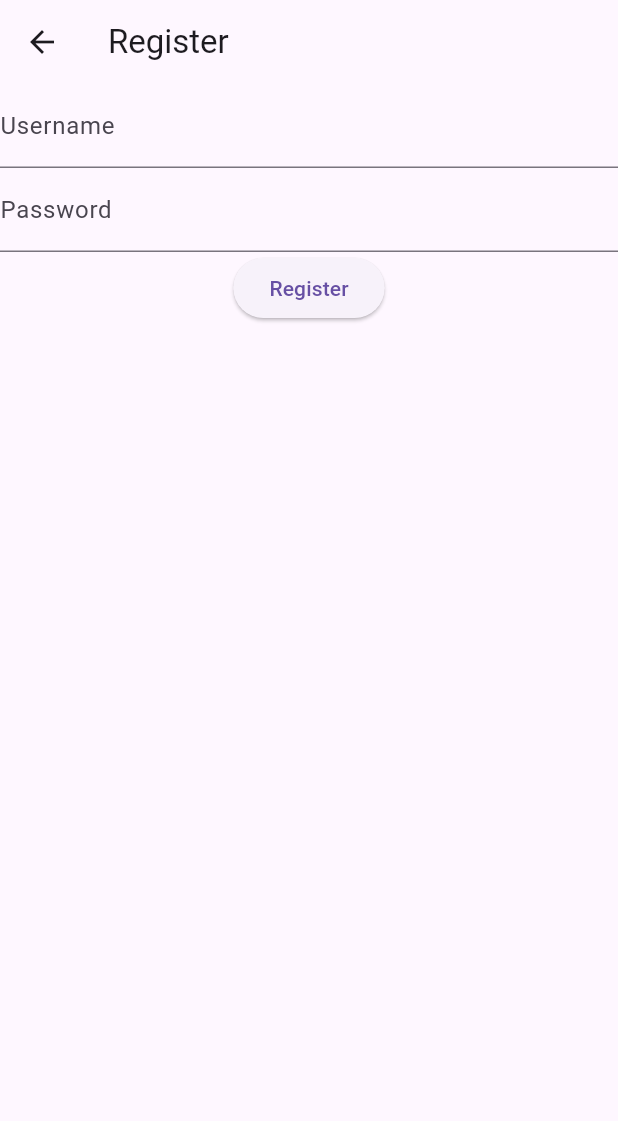
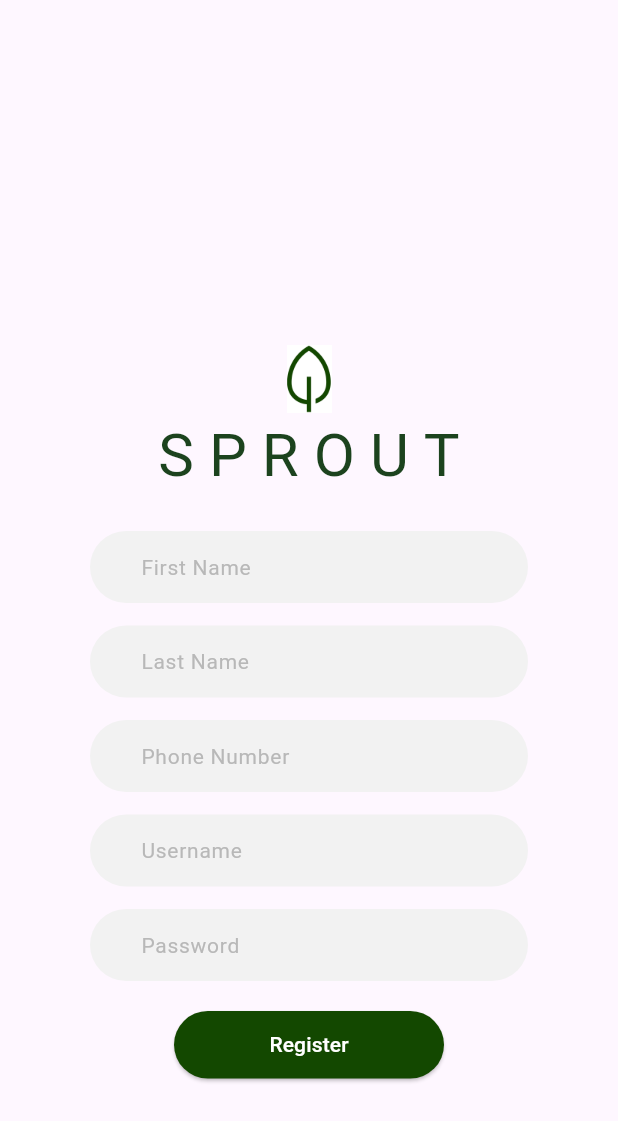
Before and after one commit to etadesse2/Sprout, a Flutter app: the RegistrationScreen screen opened directly, on a phone screen of 412 x 824 dp. Shown: the top 1121 px of the screen. Run offline on Flutter 3.47's test engine with Material 3 defaults, Android fonts, the phone set to English and light mode, and no system bars; our stand-ins replace shared_preferences; accounts and stored records are empty.

Commit message:
register screen ui and layout added, functionality of button and navigation added

```diff
--- a/sprouts/lib/registration_screen.dart
+++ b/sprouts/lib/registration_screen.dart
@@ -1,5 +1,6 @@
 import 'package:flutter/material.dart';
 import 'package:shared_preferences/shared_preferences.dart';
+import 'package:sprouts/home_screen.dart';
 import 'login_screen.dart'; // Adjust the import path as necessary
 
 class RegistrationScreen extends StatelessWidget {
@@ -14,30 +15,159 @@ class RegistrationScreen extends StatelessWidget {
     await prefs.setString('password', _passwordController.text);
     Navigator.pushReplacement(
       context,
-      MaterialPageRoute(builder: (context) => LoginScreen()),
+      MaterialPageRoute(builder: (context) => HomeScreen()),
     );
   }
 
   @override
   Widget build(BuildContext context) {
     return Scaffold(
-      appBar: AppBar(title: Text('Register')),
-      body: Column(
+      body: SingleChildScrollView(
+        child: Padding(
+          padding: const EdgeInsets.only(left: 60, right: 60),
+          child: Center(
+            child: Column(
               children: <Widget>[
+                const Padding(
+                  padding: EdgeInsets.only(top: 230),
+                  child: Image(
+                    image: AssetImage('assets/images/leaf.png'),
+                    height: 45,
+                    width: 30,
+                  ),
+                ),
+                const Padding(
+                  padding: EdgeInsets.only(bottom: 22.0),
+                  child: Text(
+                    'SPROUT',
+                    style: TextStyle(
+                        letterSpacing: 10,
+                        fontSize: 40,
+                        color: Color.fromARGB(255, 28, 67, 30)),
+                  ),
+                ),
+                TextField(
+                  decoration: InputDecoration(
+                    border: const OutlineInputBorder(),
+                    hintText: 'First Name',
+                    contentPadding: const EdgeInsets.only(left: 30),
+                    hintStyle:
+                        const TextStyle(fontSize: 14, color: Color(0xFFB8B8B8)),
+                    filled: true,
+                    fillColor: const Color(0xFFF2F2F2),
+                    enabledBorder: OutlineInputBorder(
+                      borderRadius: BorderRadius.circular(40),
+                      borderSide: BorderSide.none,
+                    ),
+                    focusedBorder: OutlineInputBorder(
+                        borderRadius: BorderRadius.circular(25),
+                        borderSide: const BorderSide(color: Color(0xFF134800))),
+                  ),
+                ),
+                const SizedBox(
+                  height: 15,
+                ),
+                TextField(
+                  decoration: InputDecoration(
+                    border: const OutlineInputBorder(),
+                    hintText: 'Last Name',
+                    contentPadding: const EdgeInsets.only(left: 30),
+                    hintStyle:
+                        const TextStyle(fontSize: 14, color: Color(0xFFB8B8B8)),
+                    filled: true,
+                    fillColor: const Color(0xFFF2F2F2),
+                    enabledBorder: OutlineInputBorder(
+                      borderRadius: BorderRadius.circular(40),
+                      borderSide: BorderSide.none,
+                    ),
+                    focusedBorder: OutlineInputBorder(
+                        borderRadius: BorderRadius.circular(25),
+                        borderSide: const BorderSide(color: Color(0xFF134800))),
+                  ),
+                ),
+                const SizedBox(
+                  height: 15,
+                ),
+                TextField(
+                  decoration: InputDecoration(
+                    border: const OutlineInputBorder(),
+                    hintText: 'Phone Number',
+                    contentPadding: const EdgeInsets.only(left: 30),
+                    hintStyle:
+                        const TextStyle(fontSize: 14, color: Color(0xFFB8B8B8)),
+                    filled: true,
+                    fillColor: const Color(0xFFF2F2F2),
+                    enabledBorder: OutlineInputBorder(
+                      borderRadius: BorderRadius.circular(40),
+                      borderSide: BorderSide.none,
+                    ),
+                    focusedBorder: OutlineInputBorder(
+                        borderRadius: BorderRadius.circular(25),
+                        borderSide: const BorderSide(color: Color(0xFF134800))),
+                  ),
+                ),
+                const SizedBox(
+                  height: 15,
+                ),
                 TextField(
                   controller: _usernameController,
-            decoration: InputDecoration(labelText: 'Username'),
+                  decoration: InputDecoration(
+                    border: const OutlineInputBorder(),
+                    hintText: 'Username',
+                    contentPadding: const EdgeInsets.only(left: 30),
+                    hintStyle:
+                        const TextStyle(fontSize: 14, color: Color(0xFFB8B8B8)),
+                    filled: true,
+                    fillColor: const Color(0xFFF2F2F2),
+                    enabledBorder: OutlineInputBorder(
+                      borderRadius: BorderRadius.circular(40),
+                      borderSide: BorderSide.none,
+                    ),
+                    focusedBorder: OutlineInputBorder(
+                        borderRadius: BorderRadius.circular(25),
+                        borderSide: const BorderSide(color: Color(0xFF134800))),
+                  ),
+                ),
+                const SizedBox(
+                  height: 15,
                 ),
                 TextField(
                   controller: _passwordController,
-            decoration: InputDecoration(labelText: 'Password'),
-            obscureText: true,
+                  decoration: InputDecoration(
+                    border: const OutlineInputBorder(),
+                    hintText: 'Password',
+                    contentPadding: const EdgeInsets.only(left: 30),
+                    hintStyle:
+                        const TextStyle(fontSize: 14, color: Color(0xFFB8B8B8)),
+                    filled: true,
+                    fillColor: const Color(0xFFF2F2F2),
+                    enabledBorder: OutlineInputBorder(
+                      borderRadius: BorderRadius.circular(40),
+                      borderSide: BorderSide.none,
                     ),
-          ElevatedButton(
+                    focusedBorder: OutlineInputBorder(
+                        borderRadius: BorderRadius.circular(25),
+                        borderSide: const BorderSide(color: Color(0xFF134800))),
+                  ),
+                ),
+                SizedBox(
+                  width: 180,
+                  height: 65,
+                  child: Padding(
+                    padding: const EdgeInsets.only(top: 20.0),
+                    child: ElevatedButton(
                       onPressed: () => _register(context),
-            child: Text('Register'),
+                      style: ElevatedButton.styleFrom(
+                          backgroundColor: const Color(0xFF134800)),
+                      child: const Text('Register',
+                          style: TextStyle(color: Colors.white)),
+                    ),
+                  ),
                 ),
               ],
+            ),
+          ),
+        ),
       ),
     );
   }
```
Lines whose indentation alone changed are shown as unchanged.
